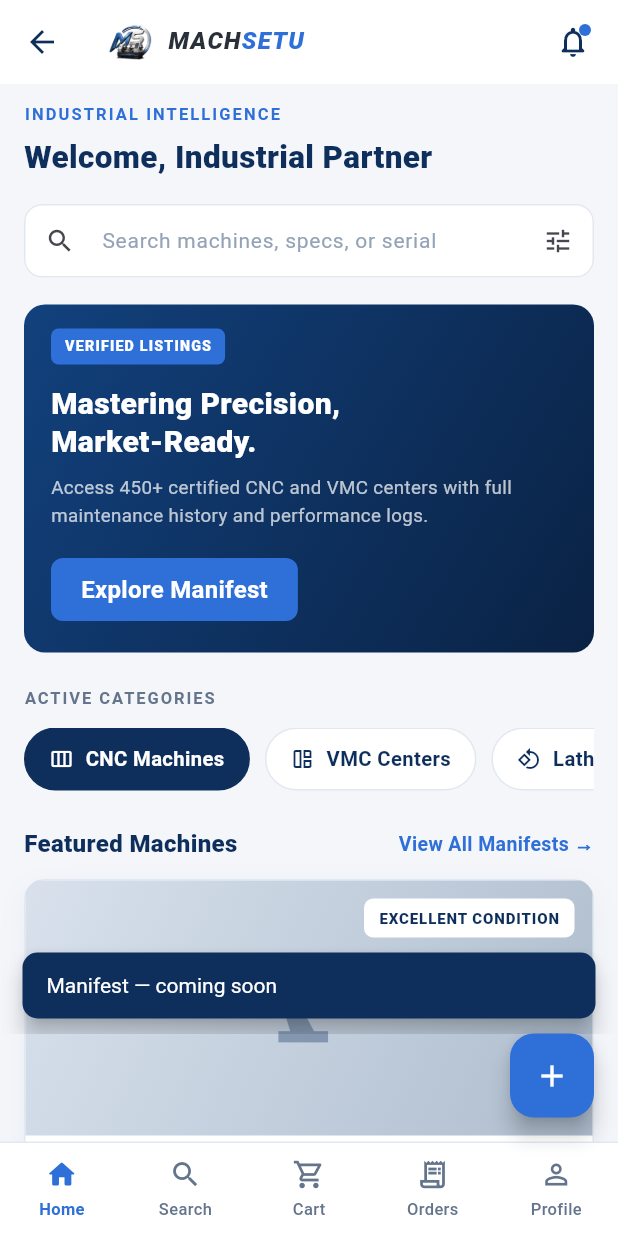
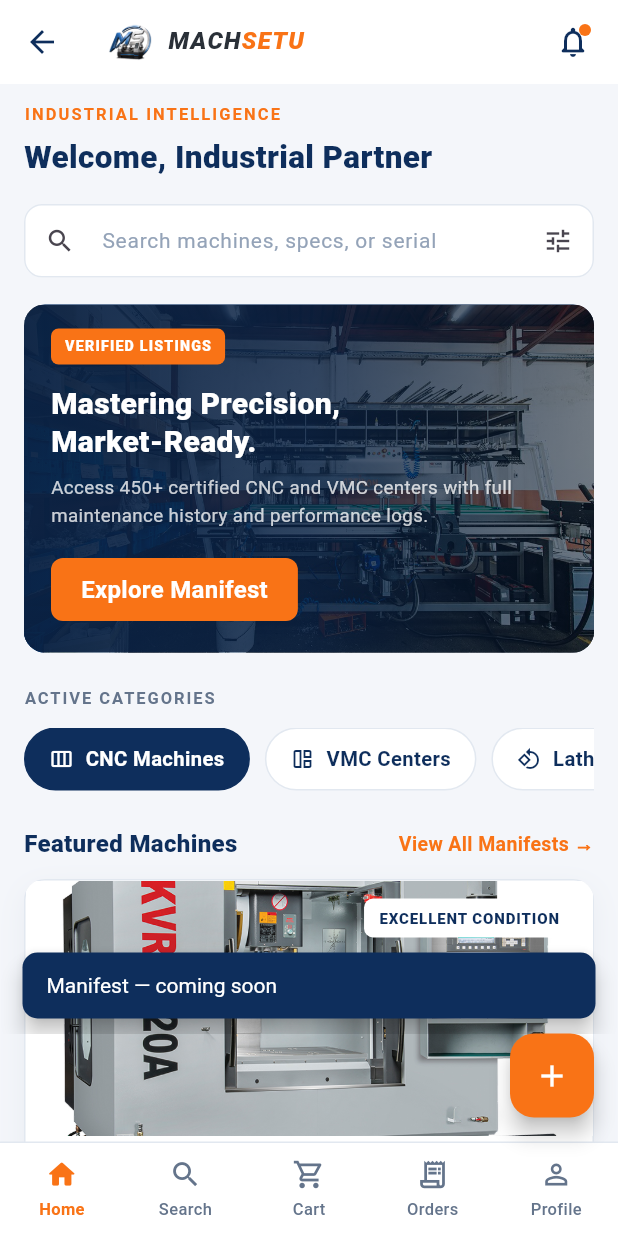
Before and after one commit to mjrajput04/Machsetu, a Flutter app: the MainShell screen opened by its route, after a tap on "Explore Manifest", on a phone screen of 412 x 824 dp. Run offline on Flutter 3.47's test engine with Material 3 defaults, Android fonts, the light colour scheme and no system bars.

```diff
--- a/Machsetu_App/lib/core/theme/app_colors.dart
+++ b/Machsetu_App/lib/core/theme/app_colors.dart
@@ -1,7 +1,7 @@
 import 'package:flutter/material.dart';
 
 /// Palette sampled from the MachSetu logo — royal blue, brushed steel and
-/// gunmetal. The accent replaces what used to be an orange highlight.
+/// gunmetal, with an industrial orange highlight.
 class AppColors {
   AppColors._();
 
@@ -10,10 +10,10 @@ class AppColors {
   static const Color navyDark = Color(0xFF0A2244);
   static const Color navyDeep = Color(0xFF061627);
 
-  /// The bright electric blue that rims the logo's arc.
-  static const Color accent = Color(0xFF2E6FD8);
-  static const Color accentDark = Color(0xFF1E4FA8);
-  static const Color accentGlow = Color(0xFF4A8BF0);
+  /// Industrial orange — CTAs, the FAB, the active tab and section links.
+  static const Color accent = Color(0xFFF97316);
+  static const Color accentDark = Color(0xFFC2410C);
+  static const Color accentGlow = Color(0xFFFB923C);
 
   // Brushed steel
   static const Color steel = Color(0xFF8E99A4);
--- a/Machsetu_App/lib/features/home/data/machines.dart
+++ b/Machsetu_App/lib/features/home/data/machines.dart
@@ -17,6 +17,7 @@ class Machine {
     required this.ctaLabel,
     required this.specs,
     required this.year,
+    this.image,
     this.icon = Icons.precision_manufacturing,
   });
 
@@ -27,12 +28,21 @@ class Machine {
   final String ctaLabel;
   final List<MachineSpec> specs;
   final String year;
+
+  /// Asset path for the listing photo. Falls back to [icon] on a brushed-steel
+  /// panel when null or when the asset is missing.
+  final String? image;
   final IconData icon;
 }
 
 /// Static catalogue used until the listings API is connected.
 class MachineData {
   MachineData._();
+
+  static const String _photos = 'assets/images/machines';
+
+  /// Wide workshop shot behind the home-page promo banner.
+  static const String bannerPhoto = '$_photos/workshop_banner.jpg';
 
   static const List<Machine> featured = [
     Machine(
@@ -42,6 +52,7 @@ class MachineData {
       note: 'EXCL. SHIPPING',
       ctaLabel: 'Request Technical Audit',
       year: '2019',
+      image: '$_photos/haas_vf2.jpg',
       icon: Icons.precision_manufacturing,
       specs: [
         MachineSpec(icon: Icons.factory_outlined, label: 'BRAND', value: 'HAAS'),
@@ -56,6 +67,7 @@ class MachineData {
       note: 'INSTALL INCLUDED',
       ctaLabel: 'View Configuration Sheet',
       year: '2021',
+      image: '$_photos/dmg_mori_nhx.jpg',
       icon: Icons.settings_suggest_outlined,
       specs: [
         MachineSpec(icon: Icons.factory_outlined, label: 'BRAND', value: 'DMG MORI'),
@@ -73,6 +85,7 @@ class MachineData {
       note: '',
       ctaLabel: 'View',
       year: '2016',
+      image: '$_photos/mazak_quick_turn.jpg',
       icon: Icons.rotate_right,
       specs: [],
     ),
@@ -83,6 +96,7 @@ class MachineData {
       note: '',
       ctaLabel: 'View',
       year: '2018',
+      image: '$_photos/fanuc_robodrill.jpg',
       icon: Icons.smart_toy_outlined,
       specs: [],
     ),
@@ -93,6 +107,7 @@ class MachineData {
       note: '',
       ctaLabel: 'View',
       year: '2020',
+      image: '$_photos/doosan_lynx.jpg',
       icon: Icons.hardware_outlined,
       specs: [],
     ),
@@ -103,6 +118,7 @@ class MachineData {
       note: '',
       ctaLabel: 'View',
       year: '2017',
+      image: '$_photos/okuma_genos.jpg',
       icon: Icons.build_circle_outlined,
       specs: [],
     ),
--- a/Machsetu_App/lib/features/home/home_screen.dart
+++ b/Machsetu_App/lib/features/home/home_screen.dart
@@ -248,16 +248,48 @@ class _PromoBanner extends StatelessWidget {
   @override
   Widget build(BuildContext context) {
     return Container(
-      padding: const EdgeInsets.fromLTRB(18, 16, 18, 18),
       decoration: BoxDecoration(
         gradient: AppColors.bannerGradient,
         borderRadius: BorderRadius.circular(14),
       ),
+      clipBehavior: Clip.antiAlias,
+      child: Stack(
+        fit: StackFit.passthrough,
+        children: [
+          // Workshop photo sits behind the copy; the scrim keeps the text
+          // legible no matter how busy the shot is.
+          Positioned.fill(
+            child: Image.asset(
+              MachineData.bannerPhoto,
+              fit: BoxFit.cover,
+              errorBuilder: (_, _, _) => const SizedBox.shrink(),
+            ),
+          ),
+          Positioned.fill(
+            child: DecoratedBox(
+              decoration: BoxDecoration(
+                gradient: LinearGradient(
+                  begin: Alignment.centerLeft,
+                  end: Alignment.centerRight,
+                  colors: [
+                    AppColors.navyDark.withValues(alpha: 0.96),
+                    AppColors.navyDark.withValues(alpha: 0.82),
+                    AppColors.navyDeep.withValues(alpha: 0.55),
+                  ],
+                ),
+              ),
+            ),
+          ),
+          Padding(
+            padding: const EdgeInsets.fromLTRB(18, 16, 18, 18),
             child: Column(
               crossAxisAlignment: CrossAxisAlignment.start,
               children: [
                 Container(
-            padding: const EdgeInsets.symmetric(horizontal: 9, vertical: 5),
+                  padding: const EdgeInsets.symmetric(
+                    horizontal: 9,
+                    vertical: 5,
+                  ),
                   decoration: BoxDecoration(
                     color: AppColors.accent,
                     borderRadius: BorderRadius.circular(5),
@@ -284,12 +316,12 @@ class _PromoBanner extends StatelessWidget {
                 ),
                 const SizedBox(height: 8),
                 Text(
-            'Access 450+ certified CNC and VMC centers with full maintenance '
-            'history and performance logs.',
+                  'Access 450+ certified CNC and VMC centers with full '
+                  'maintenance history and performance logs.',
                   style: TextStyle(
                     fontSize: 12.5,
                     height: 1.5,
-              color: Colors.white.withValues(alpha: 0.72),
+                    color: Colors.white.withValues(alpha: 0.78),
                   ),
                 ),
                 const SizedBox(height: 16),
@@ -304,6 +336,9 @@ class _PromoBanner extends StatelessWidget {
                   ),
                   onPressed: onExplore,
                   child: const Text('Explore Manifest'),
+                ),
+              ],
+            ),
           ),
         ],
       ),
--- a/Machsetu_App/lib/features/home/widgets/machine_cards.dart
+++ b/Machsetu_App/lib/features/home/widgets/machine_cards.dart
@@ -3,19 +3,42 @@ import 'package:flutter/material.dart';
 import '../../../core/theme/app_colors.dart';
 import '../data/machines.dart';
 
-/// Placeholder "photo" block — swap for a CachedNetworkImage once the
-/// listings API returns real photography.
+/// Listing photo. Renders the bundled asset when the listing has one and
+/// falls back to a brushed-steel panel with the machine icon otherwise — so a
+/// missing or not-yet-uploaded image never breaks the card layout.
 class MachinePhoto extends StatelessWidget {
-  const MachinePhoto({super.key, required this.icon, this.height = 170});
+  const MachinePhoto({
+    super.key,
+    required this.icon,
+    this.image,
+    this.height = 170,
+  });
 
   final IconData icon;
+  final String? image;
   final double height;
 
   @override
   Widget build(BuildContext context) {
-    return Container(
+    final path = image;
+
+    return SizedBox(
       height: height,
       width: double.infinity,
+      child: path == null
+          ? _fallback()
+          : Image.asset(
+              path,
+              height: height,
+              width: double.infinity,
+              fit: BoxFit.cover,
+              errorBuilder: (_, _, _) => _fallback(),
+            ),
+    );
+  }
+
+  Widget _fallback() {
+    return Container(
       decoration: const BoxDecoration(gradient: AppColors.machineGradient),
       child: Center(
         child: Icon(
@@ -55,7 +78,7 @@ class FeaturedMachineCard extends StatelessWidget {
         children: [
           Stack(
             children: [
-              MachinePhoto(icon: machine.icon),
+              MachinePhoto(icon: machine.icon, image: machine.image),
               Positioned(
                 top: 12,
                 right: 12,
@@ -235,7 +258,11 @@ class _CompactMachineCardState extends State<CompactMachineCard> {
           children: [
             Stack(
               children: [
-                MachinePhoto(icon: widget.machine.icon, height: 104),
+                MachinePhoto(
+                  icon: widget.machine.icon,
+                  image: widget.machine.image,
+                  height: 104,
+                ),
                 Positioned(
                   top: 8,
                   right: 8,
--- a/Machsetu_App/pubspec.yaml
+++ b/Machsetu_App/pubspec.yaml
@@ -80,6 +80,7 @@ flutter:
   # automatically, no pubspec change needed per file.
   assets:
     - assets/images/
+    - assets/images/machines/
 
   # An image asset can refer to one or more resolution-specific "variants", see
   # https://flutter.dev/to/resolution-aware-images
```
Also changed, not shown: Machsetu_App/assets/images/machines/dmg_mori_nhx.jpg (added), Machsetu_App/assets/images/machines/doosan_lynx.jpg (added), Machsetu_App/assets/images/machines/fanuc_robodrill.jpg (added), Machsetu_App/assets/images/machines/haas_vf2.jpg (added), Machsetu_App/assets/images/machines/mazak_quick_turn.jpg (added), Machsetu_App/assets/images/machines/okuma_genos.jpg (added), Machsetu_App/assets/images/machines/workshop_banner.jpg (added), Machsetu_App/pubspec.lock, 1 other file. Lines whose indentation alone changed are shown as unchanged.
